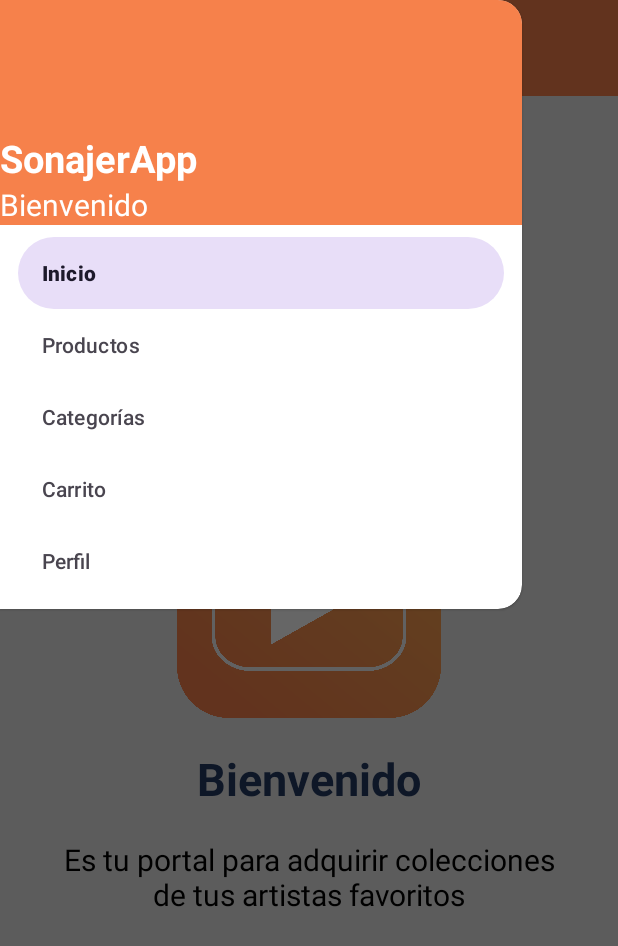
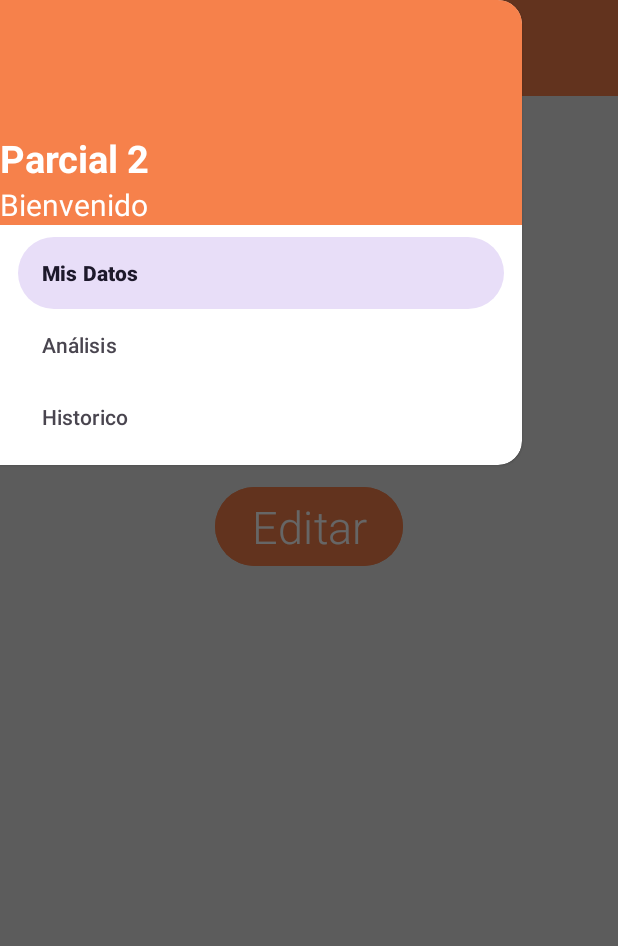
Before and after one commit to luiscarlosmedina/AndroidApp, an Android app: the MainActivity screen opened directly, with no data from a screen before it, with the side drawer open, on a phone screen of 412 x 824 dp. Shown: the top 946 px of the screen. Run offline under Robolectric (Android 15) with nearby library versions, the phone set to English and light mode, and no system bars; our stand-ins replace navigation-ui; Roboto replaces fonts that are not available here.

Commit message:
parcial dos

```diff
--- a/app/src/main/java/com/example/helloapp/activities/MainActivity.kt
+++ b/app/src/main/java/com/example/helloapp/activities/MainActivity.kt
@@ -50,11 +50,9 @@ class MainActivity : AppCompatActivity() {
 
         appBarConfiguration = AppBarConfiguration(
             setOf(
-                R.id.inicioFragment,
-                R.id.productosFragment,
-                R.id.categoriasFragment,
-                R.id.carritoFragment,
-                R.id.perfilFragment
+                R.id.perfilFragment,
+                R.id.historicoFragment,
+                R.id.analisisFragment
             ),
             drawerLayout
         )
--- a/app/src/main/java/com/example/helloapp/fragments/PerfilFragment.kt
+++ b/app/src/main/java/com/example/helloapp/fragments/PerfilFragment.kt
@@ -6,9 +6,7 @@ import android.os.Bundle
 import android.view.LayoutInflater
 import android.view.View
 import android.view.ViewGroup
-import android.widget.Button
-import android.widget.EditText
-import android.widget.TextView
+import android.widget.*
 import androidx.fragment.app.Fragment
 import com.example.helloapp.R
 
@@ -17,14 +15,16 @@ class PerfilFragment : Fragment(R.layout.fragment_perfil) {
     private lateinit var sharedPreferences: SharedPreferences
 
     private lateinit var perfilNombre: TextView
-    private lateinit var perfilApellido: TextView
+    private lateinit var perfilEdad: TextView
     private lateinit var perfilCorreo: TextView
-    private lateinit var perfilTelefono: TextView
+    private lateinit var perfilPrograma: TextView
+    private lateinit var perfilSemestre: TextView
 
     private lateinit var editNombre: EditText
-    private lateinit var editApellido: EditText
+    private lateinit var editEdad: EditText
     private lateinit var editCorreo: EditText
-    private lateinit var editTelefono: EditText
+    private lateinit var editPrograma: EditText
+    private lateinit var editSemestre: EditText
 
     private lateinit var botonEditar: Button
 
@@ -35,7 +35,6 @@ class PerfilFragment : Fragment(R.layout.fragment_perfil) {
         container: ViewGroup?,
         savedInstanceState: Bundle?
     ): View? {
-        // Inflate the layout for this fragment
         return inflater.inflate(R.layout.fragment_perfil, container, false)
     }
 
@@ -44,60 +43,61 @@ class PerfilFragment : Fragment(R.layout.fragment_perfil) {
 
         sharedPreferences = requireActivity().getSharedPreferences("UserData", Context.MODE_PRIVATE)
 
-        perfilNombre = view.findViewById(R.id.perfilNombre)
-        perfilApellido = view.findViewById(R.id.perfilApellidos)
-        perfilCorreo = view.findViewById(R.id.perfilCorreo)
-        perfilTelefono = view.findViewById(R.id.perfilTelefono)
+        // TextViews
+        perfilNombre = view.findViewById(R.id.viewPerfilNombre)
+        perfilEdad = view.findViewById(R.id.viewPerfilEdad)
+        perfilCorreo = view.findViewById(R.id.viewPerfilCorreo)
+        perfilPrograma = view.findViewById(R.id.viewPerfilPrograma)
+        perfilSemestre = view.findViewById(R.id.viewPerfilSemestre)
 
+        // EditTexts
         editNombre = view.findViewById(R.id.editPerfilNombre)
-        editApellido = view.findViewById(R.id.editPerfilApellidos)
+        editEdad = view.findViewById(R.id.editPerfilEdad)
         editCorreo = view.findViewById(R.id.editPerfilCorreo)
-        editTelefono = view.findViewById(R.id.editPerfilTelefono)
+        editPrograma = view.findViewById(R.id.editPerfilPrograma)
+        editSemestre = view.findViewById(R.id.editPerfilSemestre)
 
         botonEditar = view.findViewById(R.id.perfilBtnEditar)
 
         // Cargar datos actuales
-        val nombre = sharedPreferences.getString("nombres", "")
-        val apellido = sharedPreferences.getString("apellidos", "")
+        val nombre = sharedPreferences.getString("nombre", "")
+        val edad = sharedPreferences.getString("edad", "")
         val correo = sharedPreferences.getString("correo", "")
-        val telefono = sharedPreferences.getString("telefono", "")
+        val programa = sharedPreferences.getString("programa", "")
+        val semestre = sharedPreferences.getString("semestre", "")
 
         perfilNombre.text = nombre
-        perfilApellido.text = apellido
+        perfilEdad.text = edad
         perfilCorreo.text = correo
-        perfilTelefono.text = telefono
+        perfilPrograma.text = programa
+        perfilSemestre.text = semestre
 
-        // Botón para alternar edición
         botonEditar.setOnClickListener {
             if (!editando) {
-                // Mostrar campos para editar
-                toggleCampos(visible = true)
-
-                // Llenar los campos con el texto actual
+                toggleCampos(true)
                 editNombre.setText(nombre)
-                editApellido.setText(apellido)
+                editEdad.setText(edad)
                 editCorreo.setText(correo)
-                editTelefono.setText(telefono)
-
+                editPrograma.setText(programa)
+                editSemestre.setText(semestre)
                 botonEditar.text = "Guardar"
                 editando = true
             } else {
-                // Guardar cambios
                 val editor = sharedPreferences.edit()
-                editor.putString("nombres", editNombre.text.toString())
-                editor.putString("apellidos", editApellido.text.toString())
+                editor.putString("nombre", editNombre.text.toString())
+                editor.putString("edad", editEdad.text.toString())
                 editor.putString("correo", editCorreo.text.toString())
-                editor.putString("telefono", editTelefono.text.toString())
+                editor.putString("programa", editPrograma.text.toString())
+                editor.putString("semestre", editSemestre.text.toString())
                 editor.apply()
 
-                // Actualizar los TextView
                 perfilNombre.text = editNombre.text
-                perfilApellido.text = editApellido.text
+                perfilEdad.text = editEdad.text
                 perfilCorreo.text = editCorreo.text
-                perfilTelefono.text = editTelefono.text
+                perfilPrograma.text = editPrograma.text
+                perfilSemestre.text = editSemestre.text
 
-                // Volver a vista normal
-                toggleCampos(visible = false)
+                toggleCampos(false)
                 botonEditar.text = "Editar"
                 editando = false
             }
@@ -109,13 +109,15 @@ class PerfilFragment : Fragment(R.layout.fragment_perfil) {
         val editVis = if (visible) View.VISIBLE else View.GONE
 
         perfilNombre.visibility = vis
-        perfilApellido.visibility = vis
+        perfilEdad.visibility = vis
         perfilCorreo.visibility = vis
-        perfilTelefono.visibility = vis
+        perfilPrograma.visibility = vis
+        perfilSemestre.visibility = vis
 
         editNombre.visibility = editVis
-        editApellido.visibility = editVis
+        editEdad.visibility = editVis
         editCorreo.visibility = editVis
-        editTelefono.visibility = editVis
+        editPrograma.visibility = editVis
+        editSemestre.visibility = editVis
     }
 }
--- a/app/src/main/res/layout/activity_main.xml
+++ b/app/src/main/res/layout/activity_main.xml
@@ -34,7 +34,7 @@
                 android:paddingStart="20dp"
                 android:textAlignment="center"
                 android:textStyle="bold"
-                android:text="@string/app_name"
+                android:text="@string/parcial"
                 android:textColor="@color/white"
                 android:textSize="25sp" />
 
--- a/app/src/main/res/layout/drawer_header.xml
+++ b/app/src/main/res/layout/drawer_header.xml
@@ -9,7 +9,7 @@
     <TextView
         android:layout_width="wrap_content"
         android:layout_height="wrap_content"
-        android:text="@string/app_name"
+        android:text="@string/parcial"
         android:textColor="@color/white"
         android:textSize="25sp"
         android:textStyle="bold"/>
--- a/app/src/main/res/menu/drawer_menu.xml
+++ b/app/src/main/res/menu/drawer_menu.xml
@@ -1,20 +1,14 @@
 <?xml version="1.0" encoding="utf-8"?>
 <menu xmlns:android="http://schemas.android.com/apk/res/android">
     <group android:checkableBehavior="single">
-        <item android:id="@+id/inicioFragment"
-            android:title="@string/inicio"/>
+        <item android:id="@+id/perfilFragment"
+            android:title="@string/mis_datos"/>
 
-        <item android:id="@+id/productosFragment"
-            android:title="@string/productos"/>
+        <item android:id="@+id/analisisFragment"
+            android:title="@string/analisis"/>
 
-        <item android:id="@+id/categoriasFragment"
-            android:title="@string/categorias"/>
-
-        <item android:id="@+id/carritoFragment"
-            android:title="@string/carrito"/>
-
-        <item android:id="@+id/perfilFragment"
-            android:title="@string/perfil"/>
+        <item android:id="@+id/historicoFragment"
+            android:title="@string/historico"/>
 
     </group>
 </menu>
--- a/app/src/main/res/navigation/nav_graph.xml
+++ b/app/src/main/res/navigation/nav_graph.xml
@@ -2,31 +2,22 @@
 <navigation xmlns:android="http://schemas.android.com/apk/res/android"
     xmlns:app="http://schemas.android.com/apk/res-auto"
     android:id="@+id/nav_graph"
-    app:startDestination="@id/inicioFragment">
-
-    <fragment
-        android:id="@+id/inicioFragment"
-        android:name="com.example.helloapp.fragments.InicioFragment"
-        android:label="@string/inicio" />
-
-    <fragment
-        android:id="@+id/productosFragment"
-        android:name="com.example.helloapp.fragments.ProductosFragment"
-        android:label="@string/productos" />
-
-    <fragment
-        android:id="@+id/categoriasFragment"
-        android:name="com.example.helloapp.fragments.CategoriasFragment"
-        android:label="@string/categorias" />
-
-    <fragment
-        android:id="@+id/carritoFragment"
-        android:name="com.example.helloapp.fragments.CarritoFragment"
-        android:label="@string/carrito" />
+    app:startDestination="@id/perfilFragment">
 
     <fragment
         android:id="@+id/perfilFragment"
         android:name="com.example.helloapp.fragments.PerfilFragment"
-        android:label="@string/perfil" />
+        android:label="@string/mis_datos" />
+
+    <fragment
+        android:id="@+id/analisisFragment"
+        android:name="com.example.helloapp.fragments.AnalisisFragment"
+        android:label="@string/analisis" />
+
+    <fragment
+        android:id="@+id/historicoFragment"
+        android:name="com.example.helloapp.fragments.HistoricoFragment"
+        android:label="@string/historico" />
+
 
 </navigation>
```
Also changed, not shown: app/src/main/java/com/example/helloapp/activities/RegisterActivity.kt (+20 -27 lines), app/src/main/java/com/example/helloapp/fragments/AnalisisFragment.kt (added, +88 -0 lines), app/src/main/java/com/example/helloapp/fragments/HistoricoFragment.kt (added, +18 -0 lines), app/src/main/res/layout/activity_register.xml (+17 -6 lines), app/src/main/res/layout/fragment_analisis.xml (added, +103 -0 lines), app/src/main/res/layout/fragment_historico.xml (added, +47 -0 lines), app/src/main/res/layout/fragment_perfil.xml (+13 -67 lines), app/src/main/res/values-night/strings.xml (+31 -0 lines), app/src/main/res/values/strings.xml (+32 -0 lines).
